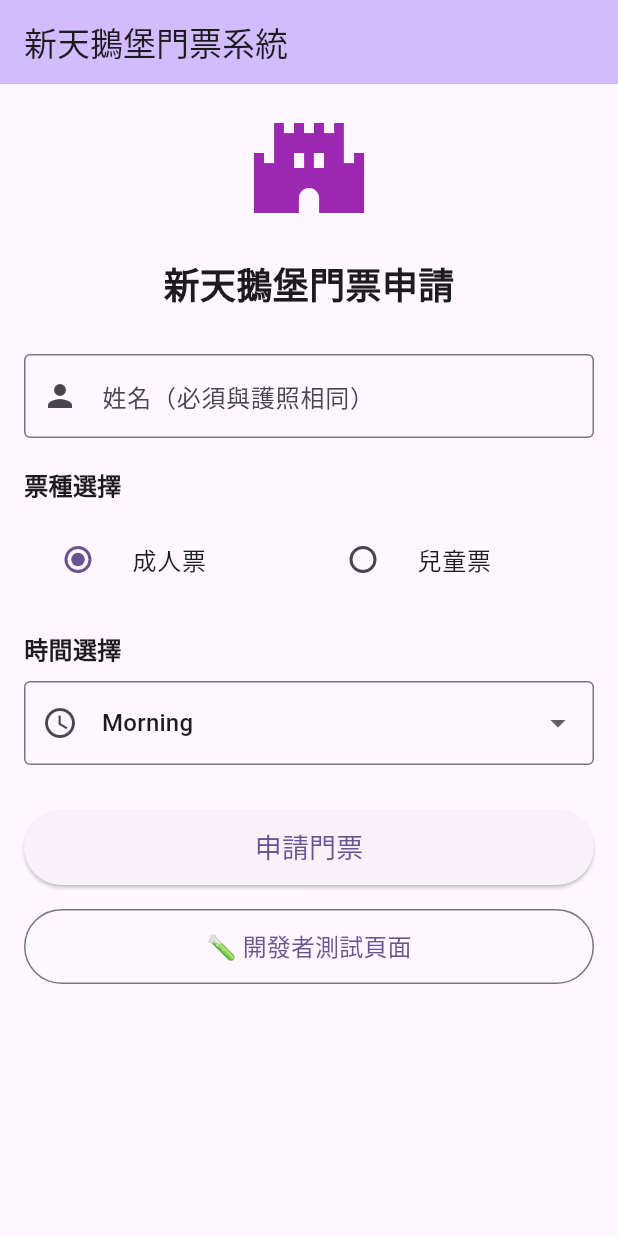
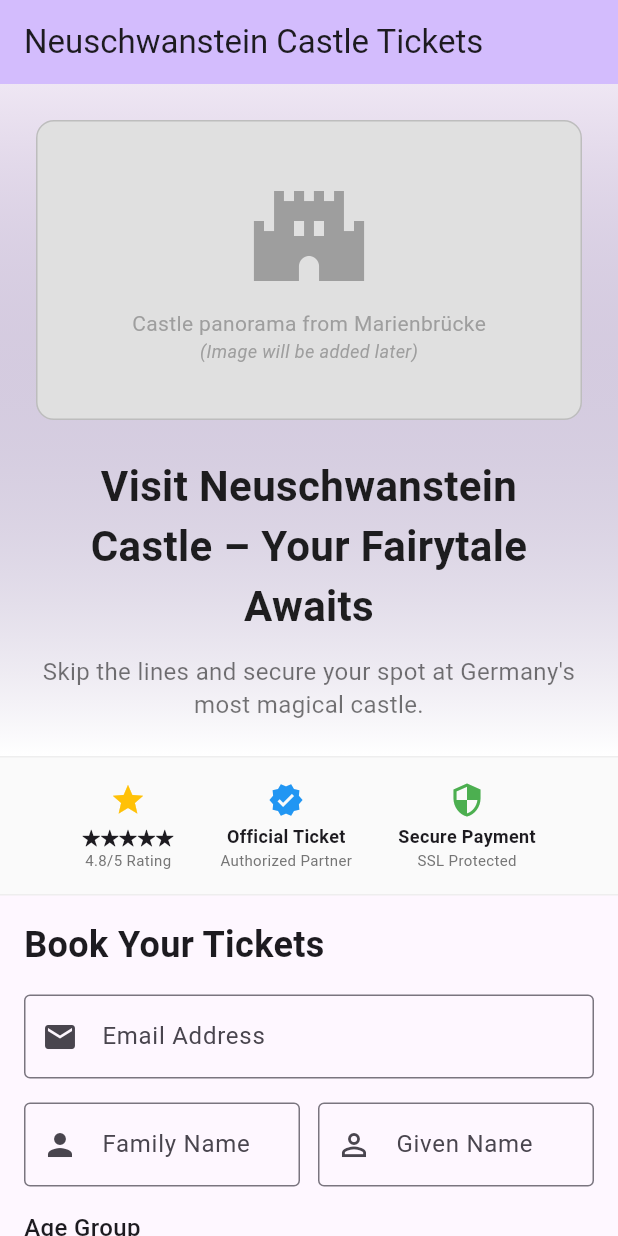
Before and after one commit to garyyang01/KTV-BTS, a Flutter app: the screen it shows after launch, on a phone screen of 412 x 824 dp. Run offline on Flutter 3.47's test engine with Material 3 defaults, Android fonts, the phone set to English and light mode, and no system bars; our stand-ins replace email_validator, flutter_dotenv, flutter_local_notifications; missing offline and left inert: enough_mail, mailer.

Commit message:
Adds ticket booking functionality
Introduces the ticket booking page with a booking form,
payment confirmation page, and associated models.

Implements basic UI elements for the booking form, including email input,
name fields, age group selection, date and session selection,
and a price display.

Adds placeholder models for booking requests and ticket information,
along with a ticket service for handling API calls (to be implemented later).

Sets the ticket booking page as the home page for testing purposes,
and adds routes for the payment confirmation page and the original landing page.

```diff
--- a/ktv_bts/lib/main.dart
+++ b/ktv_bts/lib/main.dart
@@ -2,6 +2,8 @@ import 'package:flutter/material.dart';
 import 'services/email_service.dart';
 import 'pages/payment_test_page.dart';
 import 'pages/payment_page.dart';
+import 'pages/ticket_booking_page.dart';
+import 'pages/payment_confirmation_page.dart';
 import 'models/payment_request.dart';
 
 void main() async {
@@ -29,13 +31,15 @@ class MyApp extends StatelessWidget {
         colorScheme: ColorScheme.fromSeed(seedColor: Colors.deepPurple),
         useMaterial3: true,
       ),
-      home: const LandingPage(),
+      home: const TicketBookingPage(),
       routes: {
         '/payment-test': (context) => const PaymentTestPage(),
         '/payment': (context) {
           final args = ModalRoute.of(context)!.settings.arguments as PaymentRequest;
           return PaymentPage(paymentRequest: args);
         },
+        '/payment-confirmation': (context) => const PaymentConfirmationPage(),
+        '/legacy-landing': (context) => const LandingPage(),
       },
     );
   }
--- /dev/null
+++ b/ktv_bts/lib/pages/ticket_booking_page.dart
@@ -0,0 +1,215 @@
+import 'package:flutter/material.dart';
+import '../widgets/booking_form.dart';
+
+/// 主要票務預訂頁面
+/// 包含城堡資訊展示和票券預訂表單
+class TicketBookingPage extends StatefulWidget {
+  const TicketBookingPage({super.key});
+
+  @override
+  State<TicketBookingPage> createState() => _TicketBookingPageState();
+}
+
+class _TicketBookingPageState extends State<TicketBookingPage> {
+  @override
+  Widget build(BuildContext context) {
+    return Scaffold(
+      appBar: AppBar(
+        title: const Text('Neuschwanstein Castle Tickets'),
+        backgroundColor: Theme.of(context).colorScheme.inversePrimary,
+        elevation: 0,
+      ),
+      body: SingleChildScrollView(
+        child: Column(
+          crossAxisAlignment: CrossAxisAlignment.start,
+          children: [
+            // Hero Section
+            _buildHeroSection(),
+
+            // Trust Signals
+            _buildTrustSignals(),
+
+            // Booking Form Section
+            const Padding(
+              padding: EdgeInsets.all(16.0),
+              child: Column(
+                crossAxisAlignment: CrossAxisAlignment.start,
+                children: [
+                  Text(
+                    'Book Your Tickets',
+                    style: TextStyle(
+                      fontSize: 24,
+                      fontWeight: FontWeight.bold,
+                    ),
+                  ),
+                  SizedBox(height: 16),
+                  BookingForm(),
+                ],
+              ),
+            ),
+          ],
+        ),
+      ),
+    );
+  }
+
+  /// 建立 Hero Section
+  Widget _buildHeroSection() {
+    return Container(
+      width: double.infinity,
+      decoration: BoxDecoration(
+        gradient: LinearGradient(
+          begin: Alignment.topCenter,
+          end: Alignment.bottomCenter,
+          colors: [
+            Theme.of(context).colorScheme.primary.withValues(alpha: 0.1),
+            Colors.white,
+          ],
+        ),
+      ),
+      child: Padding(
+        padding: const EdgeInsets.all(24.0),
+        child: Column(
+          children: [
+            // Castle Image Placeholder
+            Container(
+              width: double.infinity,
+              height: 200,
+              decoration: BoxDecoration(
+                borderRadius: BorderRadius.circular(12),
+                color: Colors.grey.shade300,
+                border: Border.all(color: Colors.grey.shade400),
+              ),
+              child: const Column(
+                mainAxisAlignment: MainAxisAlignment.center,
+                children: [
+                  Icon(
+                    Icons.castle,
+                    size: 80,
+                    color: Colors.grey,
+                  ),
+                  SizedBox(height: 8),
+                  Text(
+                    'Castle panorama from Marienbrücke',
+                    style: TextStyle(
+                      color: Colors.grey,
+                      fontSize: 14,
+                    ),
+                  ),
+                  Text(
+                    '(Image will be added later)',
+                    style: TextStyle(
+                      color: Colors.grey,
+                      fontSize: 12,
+                      fontStyle: FontStyle.italic,
+                    ),
+                  ),
+                ],
+              ),
+            ),
+            const SizedBox(height: 24),
+
+            // Main Title
+            const Text(
+              'Visit Neuschwanstein Castle – Your Fairytale Awaits',
+              style: TextStyle(
+                fontSize: 28,
+                fontWeight: FontWeight.bold,
+                color: Colors.black87,
+              ),
+              textAlign: TextAlign.center,
+            ),
+            const SizedBox(height: 12),
+
+            // Subtitle
+            const Text(
+              'Skip the lines and secure your spot at Germany\'s most magical castle.',
+              style: TextStyle(
+                fontSize: 16,
+                color: Colors.black54,
+                height: 1.4,
+              ),
+              textAlign: TextAlign.center,
+            ),
+          ],
+        ),
+      ),
+    );
+  }
+
+  /// 建立信任標誌區塊
+  Widget _buildTrustSignals() {
+    return Container(
+      width: double.infinity,
+      padding: const EdgeInsets.symmetric(vertical: 16, horizontal: 24),
+      decoration: BoxDecoration(
+        color: Colors.grey.shade50,
+        border: Border(
+          top: BorderSide(color: Colors.grey.shade200),
+          bottom: BorderSide(color: Colors.grey.shade200),
+        ),
+      ),
+      child: Row(
+        mainAxisAlignment: MainAxisAlignment.spaceEvenly,
+        children: [
+          // 5-Star Rating
+          _buildTrustItem(
+            icon: Icons.star,
+            iconColor: Colors.amber,
+            title: '★★★★★',
+            subtitle: '4.8/5 Rating',
+          ),
+
+          // Official Ticket
+          _buildTrustItem(
+            icon: Icons.verified,
+            iconColor: Colors.blue,
+            title: 'Official Ticket',
+            subtitle: 'Authorized Partner',
+          ),
+
+          // Secure Payment
+          _buildTrustItem(
+            icon: Icons.security,
+            iconColor: Colors.green,
+            title: 'Secure Payment',
+            subtitle: 'SSL Protected',
+          ),
+        ],
+      ),
+    );
+  }
+
+  /// 建立單個信任標誌項目
+  Widget _buildTrustItem({
+    required IconData icon,
+    required Color iconColor,
+    required String title,
+    required String subtitle,
+  }) {
+    return Column(
+      children: [
+        Icon(
+          icon,
+          color: iconColor,
+          size: 24,
+        ),
+        const SizedBox(height: 4),
+        Text(
+          title,
+          style: const TextStyle(
+            fontSize: 12,
+            fontWeight: FontWeight.bold,
+          ),
+        ),
+        Text(
+          subtitle,
+          style: TextStyle(
+            fontSize: 10,
+            color: Colors.grey.shade600,
+          ),
+        ),
+      ],
+    );
+  }
+}
--- /dev/null
+++ b/ktv_bts/lib/widgets/booking_form.dart
@@ -0,0 +1,318 @@
+import 'package:flutter/material.dart';
+import 'package:intl/intl.dart';
+import '../widgets/email_input.dart';
+import '../widgets/price_display.dart';
+
+/// 預訂表單組件
+/// 包含所有票券預訂所需的輸入欄位
+class BookingForm extends StatefulWidget {
+  const BookingForm({super.key});
+
+  @override
+  State<BookingForm> createState() => _BookingFormState();
+}
+
+class _BookingFormState extends State<BookingForm> {
+  final _formKey = GlobalKey<FormState>();
+
+  // Form controllers
+  final _emailController = TextEditingController();
+  final _familyNameController = TextEditingController();
+  final _givenNameController = TextEditingController();
+
+  // Form state
+  bool _isAdult = true;
+  DateTime? _selectedDate;
+  String _selectedSession = 'Morning';
+  bool _isLoading = false;
+
+  @override
+  void dispose() {
+    _emailController.dispose();
+    _familyNameController.dispose();
+    _givenNameController.dispose();
+    super.dispose();
+  }
+
+  /// 處理表單提交
+  void _handleSubmit() async {
+    if (!_formKey.currentState!.validate()) {
+      return;
+    }
+
+    if (_selectedDate == null) {
+      _showErrorSnackBar('Please select an arrival date');
+      return;
+    }
+
+    setState(() {
+      _isLoading = true;
+    });
+
+    // 模擬 API 呼叫
+    await Future.delayed(const Duration(seconds: 2));
+
+    setState(() {
+      _isLoading = false;
+    });
+
+    // TODO: 實際的支付整合將在階段四實作
+    _showSuccessSnackBar('Form submitted successfully! Payment integration coming in next phase.');
+  }
+
+  /// 顯示錯誤訊息
+  void _showErrorSnackBar(String message) {
+    ScaffoldMessenger.of(context).showSnackBar(
+      SnackBar(
+        content: Text(message),
+        backgroundColor: Colors.red,
+      ),
+    );
+  }
+
+  /// 顯示成功訊息
+  void _showSuccessSnackBar(String message) {
+    ScaffoldMessenger.of(context).showSnackBar(
+      SnackBar(
+        content: Text(message),
+        backgroundColor: Colors.green,
+      ),
+    );
+  }
+
+  /// 選擇日期
+  Future<void> _selectDate() async {
+    final DateTime? picked = await showDatePicker(
+      context: context,
+      initialDate: DateTime.now().add(const Duration(days: 1)),
+      firstDate: DateTime.now(),
+      lastDate: DateTime.now().add(const Duration(days: 365)),
+      helpText: 'Select Arrival Date',
+    );
+
+    if (picked != null && picked != _selectedDate) {
+      setState(() {
+        _selectedDate = picked;
+      });
+    }
+  }
+
+  @override
+  Widget build(BuildContext context) {
+    return Form(
+      key: _formKey,
+      child: Column(
+        crossAxisAlignment: CrossAxisAlignment.start,
+        children: [
+          // Email Input
+          EmailInput(
+            controller: _emailController,
+          ),
+          const SizedBox(height: 16),
+
+          // Name Fields Row
+          Row(
+            children: [
+              // Family Name
+              Expanded(
+                child: TextFormField(
+                  controller: _familyNameController,
+                  decoration: const InputDecoration(
+                    labelText: 'Family Name',
+                    hintText: 'Enter your family name',
+                    prefixIcon: Icon(Icons.person),
+                    border: OutlineInputBorder(),
+                  ),
+                  validator: (value) {
+                    if (value == null || value.trim().isEmpty) {
+                      return 'Family name is required';
+                    }
+                    return null;
+                  },
+                ),
+              ),
+              const SizedBox(width: 12),
+
+              // Given Name
+              Expanded(
+                child: TextFormField(
+                  controller: _givenNameController,
+                  decoration: const InputDecoration(
+                    labelText: 'Given Name',
+                    hintText: 'Enter your given name',
+                    prefixIcon: Icon(Icons.person_outline),
+                    border: OutlineInputBorder(),
+                  ),
+                  validator: (value) {
+                    if (value == null || value.trim().isEmpty) {
+                      return 'Given name is required';
+                    }
+                    return null;
+                  },
+                ),
+              ),
+            ],
+          ),
+          const SizedBox(height: 16),
+
+          // Age Group Selection
+          const Text(
+            'Age Group',
+            style: TextStyle(fontSize: 16, fontWeight: FontWeight.w500),
+          ),
+          const SizedBox(height: 8),
+          Container(
+            decoration: BoxDecoration(
+              border: Border.all(color: Colors.grey.shade300),
+              borderRadius: BorderRadius.circular(8),
+            ),
+            child: Column(
+              children: [
+                RadioListTile<bool>(
+                  title: const Text('Adult (19 EUR)'),
+                  subtitle: const Text('18 years and above'),
+                  value: true,
+                  groupValue: _isAdult,
+                  onChanged: (value) {
+                    setState(() {
+                      _isAdult = value!;
+                    });
+                  },
+                ),
+                RadioListTile<bool>(
+                  title: const Text('Under 18 (Free)'),
+                  subtitle: const Text('Under 18 years old'),
+                  value: false,
+                  groupValue: _isAdult,
+                  onChanged: (value) {
+                    setState(() {
+                      _isAdult = value!;
+                    });
+                  },
+                ),
+              ],
+            ),
+          ),
+          const SizedBox(height: 16),
+
+          // Date Selection
+          const Text(
+            'Arrival Date',
+            style: TextStyle(fontSize: 16, fontWeight: FontWeight.w500),
+          ),
+          const SizedBox(height: 8),
+          InkWell(
+            onTap: _selectDate,
+            child: Container(
+              width: double.infinity,
+              padding: const EdgeInsets.all(16),
+              decoration: BoxDecoration(
+                border: Border.all(color: Colors.grey.shade300),
+                borderRadius: BorderRadius.circular(8),
+              ),
+              child: Row(
+                children: [
+                  const Icon(Icons.calendar_today, color: Colors.grey),
+                  const SizedBox(width: 12),
+                  Text(
+                    _selectedDate == null
+                        ? 'Select arrival date'
+                        : DateFormat('yyyy-MM-dd').format(_selectedDate!),
+                    style: TextStyle(
+                      fontSize: 16,
+                      color: _selectedDate == null ? Colors.grey : Colors.black,
+                    ),
+                  ),
+                ],
+              ),
+            ),
+          ),
+          const SizedBox(height: 16),
+
+          // Session Selection
+          const Text(
+            'Time Session',
+            style: TextStyle(fontSize: 16, fontWeight: FontWeight.w500),
+          ),
+          const SizedBox(height: 8),
+          Container(
+            decoration: BoxDecoration(
+              border: Border.all(color: Colors.grey.shade300),
+              borderRadius: BorderRadius.circular(8),
+            ),
+            child: Column(
+              children: [
+                RadioListTile<String>(
+                  title: const Text('Morning'),
+                  subtitle: const Text('9:00 AM - 12:00 PM'),
+                  value: 'Morning',
+                  groupValue: _selectedSession,
+                  onChanged: (value) {
+                    setState(() {
+                      _selectedSession = value!;
+                    });
+                  },
+                ),
+                RadioListTile<String>(
+                  title: const Text('Afternoon'),
+                  subtitle: const Text('1:00 PM - 5:00 PM'),
+                  value: 'Afternoon',
+                  groupValue: _selectedSession,
+                  onChanged: (value) {
+                    setState(() {
+                      _selectedSession = value!;
+                    });
+                  },
+                ),
+              ],
+            ),
+          ),
+          const SizedBox(height: 20),
+
+          // Price Display
+          PriceDisplay(
+            isAdult: _isAdult,
+            quantity: 1,
+          ),
+          const SizedBox(height: 24),
+
+          // Submit Button
+          SizedBox(
+            width: double.infinity,
+            height: 50,
+            child: ElevatedButton(
+              onPressed: _isLoading ? null : _handleSubmit,
+              style: ElevatedButton.styleFrom(
+                backgroundColor: Theme.of(context).colorScheme.primary,
+                foregroundColor: Colors.white,
+                shape: RoundedRectangleBorder(
+                  borderRadius: BorderRadius.circular(8),
+                ),
+              ),
+              child: _isLoading
+                  ? const Row(
+                      mainAxisAlignment: MainAxisAlignment.center,
+                      children: [
+                        SizedBox(
+                          width: 20,
+                          height: 20,
+                          child: CircularProgressIndicator(
+                            strokeWidth: 2,
+                            valueColor: AlwaysStoppedAnimation<Color>(Colors.white),
+                          ),
+                        ),
+                        SizedBox(width: 12),
+                        Text('Processing...'),
+                      ],
+                    )
+                  : const Text(
+                      'Book Now',
+                      style: TextStyle(fontSize: 16, fontWeight: FontWeight.bold),
+                    ),
+            ),
+          ),
+        ],
+      ),
+    );
+  }
+}
--- /dev/null
+++ b/ktv_bts/lib/widgets/email_input.dart
@@ -0,0 +1,49 @@
+import 'package:flutter/material.dart';
+import 'package:email_validator/email_validator.dart';
+
+/// 電子郵件輸入組件
+/// 包含 Email 格式驗證功能
+class EmailInput extends StatelessWidget {
+  final TextEditingController controller;
+  final String? Function(String?)? validator;
+  final void Function(String)? onChanged;
+  final bool enabled;
+
+  const EmailInput({
+    super.key,
+    required this.controller,
+    this.validator,
+    this.onChanged,
+    this.enabled = true,
+  });
+
+  @override
+  Widget build(BuildContext context) {
+    return TextFormField(
+      controller: controller,
+      enabled: enabled,
+      keyboardType: TextInputType.emailAddress,
+      decoration: const InputDecoration(
+        labelText: 'Email Address',
+        hintText: 'Enter your email address',
+        prefixIcon: Icon(Icons.email),
+        border: OutlineInputBorder(),
+      ),
+      validator: validator ?? _defaultValidator,
+      onChanged: onChanged,
+    );
+  }
+
+  /// 預設的 Email 驗證器
+  String? _defaultValidator(String? value) {
+    if (value == null || value.isEmpty) {
+      return 'Email address is required';
+    }
+
+    if (!EmailValidator.validate(value)) {
+      return 'Please enter a valid email address';
+    }
+
+    return null;
+  }
+}
```
Also changed, not shown: ktv_bts/lib/models/booking_request.dart (added, +13 -0 lines), ktv_bts/lib/models/ticket_info.dart (added, +13 -0 lines), ktv_bts/lib/pages/payment_confirmation_page.dart (added, +39 -0 lines), ktv_bts/lib/services/ticket_service.dart (added, +13 -0 lines), ktv_bts/lib/widgets/price_display.dart (added, +67 -0 lines), 1 other file.
